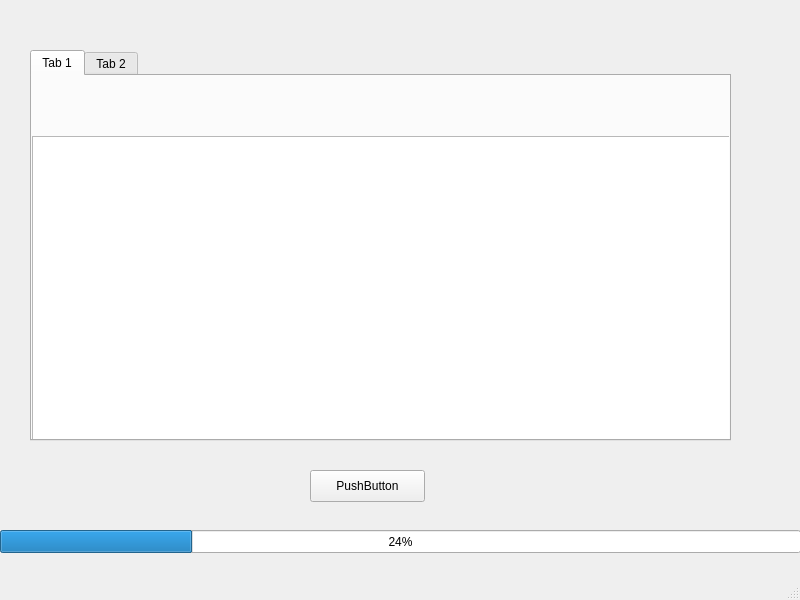
First picture: the form in Interface_BT/mainwindow.ui, repository freshStones/alpaca, before the edit.
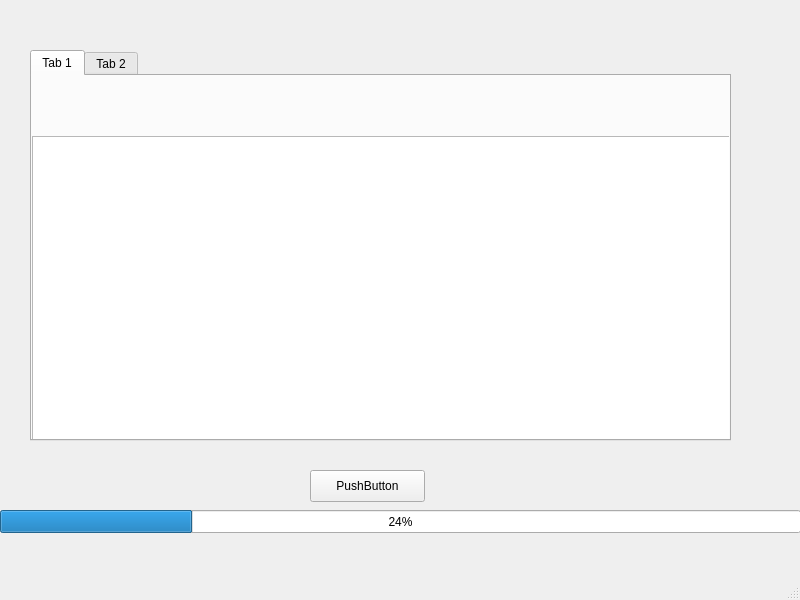
Second picture: the form after the edit.

```diff
--- a/Interface_BT/mainwindow.ui
+++ b/Interface_BT/mainwindow.ui
@@ -74,7 +74,7 @@
     <property name="geometry">
      <rect>
       <x>0</x>
-      <y>530</y>
+      <y>510</y>
       <width>801</width>
       <height>23</height>
      </rect>
@@ -83,6 +83,22 @@
      <number>24</number>
     </property>
    </widget>
+   <widget class="QLabel" name="label">
+    <property name="geometry">
+     <rect>
+      <x>0</x>
+      <y>530</y>
+      <width>801</width>
+      <height>17</height>
+     </rect>
+    </property>
+    <property name="text">
+     <string/>
+    </property>
+    <property name="alignment">
+     <set>Qt::AlignCenter</set>
+    </property>
+   </widget>
   </widget>
   <widget class="QMenuBar" name="menubar">
    <property name="geometry">
```
Left out of the diff: 2 changed lines with no effect on the pictures.
